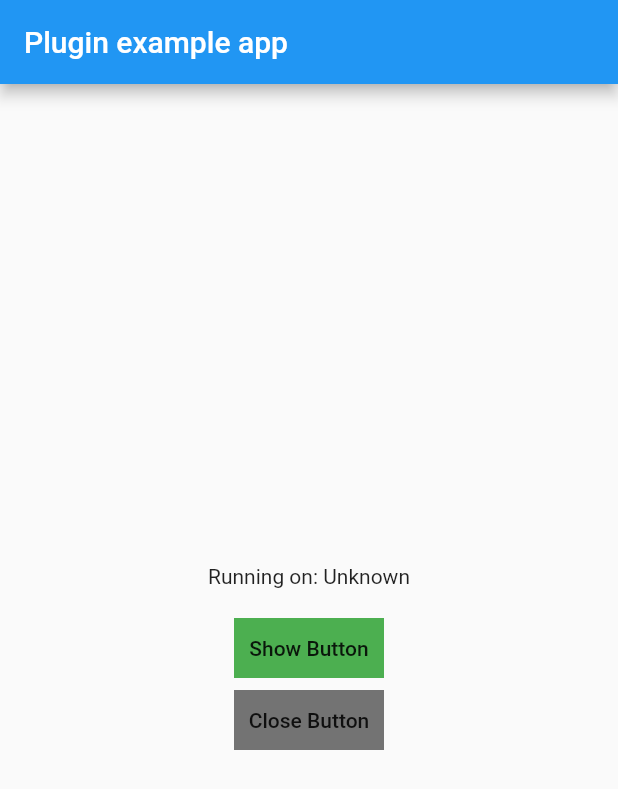
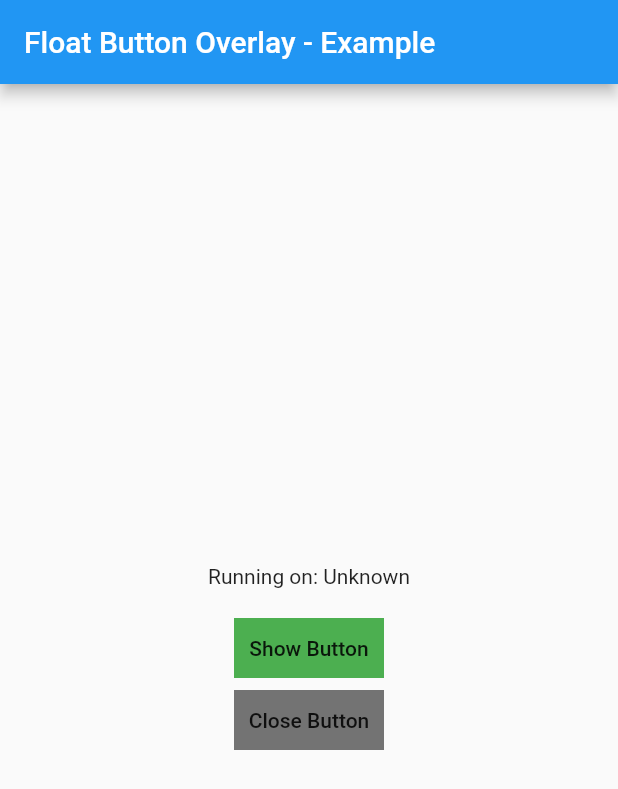
Before and after one commit to niltondiniz/float_button_overlay, a Flutter app: the screen it shows after launch, on a phone screen of 412 x 824 dp. Shown: the top 789 px of the screen. Run offline on Flutter 3.47's test engine with Material 2 defaults, Android fonts, the light colour scheme and no system bars; our stand-ins replace package_info.

Commit message:
Change main.dart

```diff
--- a/example/lib/main.dart
+++ b/example/lib/main.dart
@@ -20,6 +20,7 @@ Future<File> getImageFileFromAssets(String path) async {
 
 Future<void> main() async {
   WidgetsFlutterBinding.ensureInitialized();
+
   PackageInfo packageInfo = await PackageInfo.fromPlatform();
 
   var file = await getImageFileFromAssets('ic_floatbutton.jpg');
@@ -69,7 +70,7 @@ class _MyAppState extends State<MyApp> {
     return MaterialApp(
       home: Scaffold(
         appBar: AppBar(
-          title: const Text('Plugin example app'),
+          title: const Text('Float Button Overlay - Example'),
         ),
         body: Center(
           child: Column(
```
